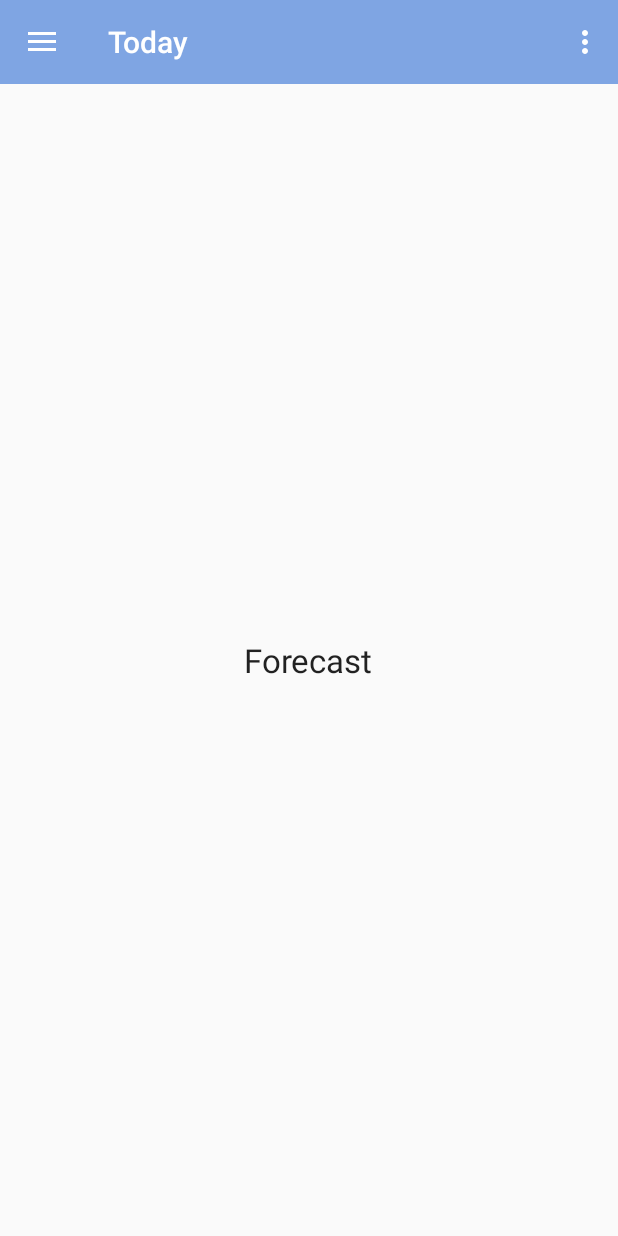
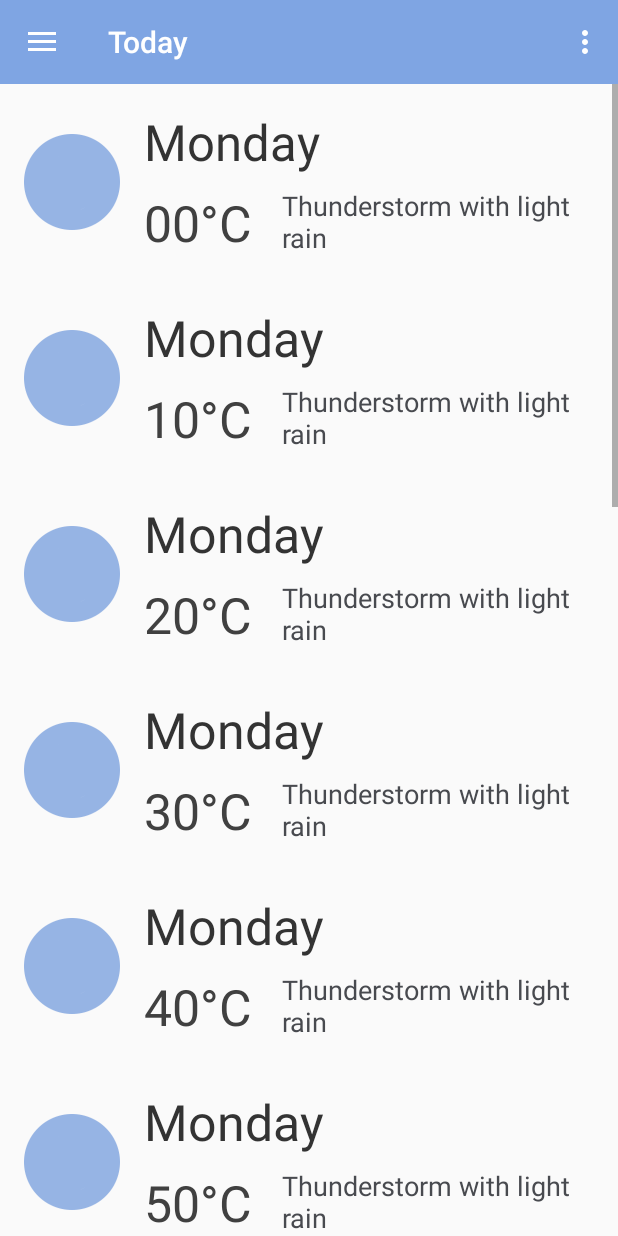
Before and after one commit to Lamorak/strvweather, an Android app: the fragment ForecastFragment placed in its activity, on a phone screen of 412 x 824 dp. Run offline under Robolectric (Android 15) with nearby library versions, the phone set to English and light mode, and no system bars.

Commit message:
Create Forecast fragment mockup layout

```diff
--- /dev/null
+++ b/mobile/src/main/java/cz/lamorak/weather/android/adapter/ForecastAdapter.java
@@ -0,0 +1,50 @@
+package cz.lamorak.weather.android.adapter;
+
+import android.content.Context;
+import android.view.LayoutInflater;
+import android.view.View;
+import android.view.ViewGroup;
+import android.widget.ArrayAdapter;
+import android.widget.ImageView;
+import android.widget.TextView;
+
+import java.util.List;
+
+import cz.lamorak.weather.android.R;
+
+public class ForecastAdapter extends ArrayAdapter<String> {
+
+    private int resource;
+
+    public ForecastAdapter(Context context, int resource, List<String> objects) {
+        super(context, resource, objects);
+        this.resource = resource;
+    }
+
+    @Override
+    public View getView(int position, View convertView, ViewGroup parent) {
+        ViewHolder viewHolder;
+        if (convertView==null) {
+            convertView = LayoutInflater.from(getContext()).inflate(resource, parent, false);
+            viewHolder = new ViewHolder();
+            viewHolder.icon = (ImageView) convertView.findViewById(R.id.forecast_icon);
+            viewHolder.day = (TextView) convertView.findViewById(R.id.forecast_day);
+            viewHolder.temperature = (TextView) convertView.findViewById(R.id.forecast_temperature);
+            viewHolder.conditions = (TextView) convertView.findViewById(R.id.forecast_conditions);
+            convertView.setTag(viewHolder);
+        } else {
+            viewHolder = (ViewHolder) convertView.getTag();
+        }
+
+        viewHolder.temperature.setText(getItem(position));
+
+        return convertView;
+    }
+
+    private static class ViewHolder {
+        ImageView icon;
+        TextView day;
+        TextView temperature;
+        TextView conditions;
+    }
+}
--- a/mobile/src/main/java/cz/lamorak/weather/android/fragment/ForecastFragment.java
+++ b/mobile/src/main/java/cz/lamorak/weather/android/fragment/ForecastFragment.java
@@ -5,8 +5,13 @@ import android.support.v4.app.Fragment;
 import android.view.LayoutInflater;
 import android.view.View;
 import android.view.ViewGroup;
+import android.widget.GridView;
+
+import java.util.ArrayList;
+import java.util.List;
 
 import cz.lamorak.weather.android.R;
+import cz.lamorak.weather.android.adapter.ForecastAdapter;
 
 public class ForecastFragment extends Fragment {
 
@@ -20,6 +25,12 @@ public class ForecastFragment extends Fragment {
     @Override
     public View onCreateView(LayoutInflater inflater, ViewGroup container, Bundle savedInstanceState) {
         View rootView = inflater.inflate(R.layout.fragment_forecast, container, false);
+        GridView grid = (GridView) rootView.findViewById(R.id.forecast_grid);
+        List<String> items = new ArrayList<String>(16);
+        for (int i=0; i<16; i++) {
+            items.add(i+"0°C");
+        }
+        grid.setAdapter(new ForecastAdapter(getActivity(), R.layout.item_forecast, items));
         return rootView;
     }
 }
--- a/mobile/src/main/res/layout/fragment_forecast.xml
+++ b/mobile/src/main/res/layout/fragment_forecast.xml
@@ -1,14 +1,9 @@
-<RelativeLayout xmlns:android="http://schemas.android.com/apk/res/android"
+<GridView xmlns:android="http://schemas.android.com/apk/res/android"
     xmlns:tools="http://schemas.android.com/tools"
+    android:id="@+id/forecast_grid"
     android:layout_width="match_parent"
     android:layout_height="match_parent"
-    tools:context="cz.lamorak.weather.android.fragment.ForecastFragment">
-
-    <TextView
-        android:layout_width="wrap_content"
-        android:layout_height="wrap_content"
-        android:layout_centerInParent="true"
-        android:text="Forecast"
-        android:textAppearance="@style/TextAppearance.AppCompat.Large" />
-
-</RelativeLayout>
+    android:gravity="center"
+    android:listSelector="@drawable/shape_transparent"
+    style="@style/AppTheme.ForecastGrid"
+    tools:context="cz.lamorak.weather.android.fragment.ForecastFragment" />
--- /dev/null
+++ b/mobile/src/main/res/layout/item_forecast.xml
@@ -0,0 +1,47 @@
+<?xml version="1.0" encoding="utf-8"?>
+<RelativeLayout xmlns:android="http://schemas.android.com/apk/res/android"
+    android:layout_width="wrap_content"
+    android:layout_height="wrap_content"
+    android:paddingLeft="@dimen/forecast_item_horizontal_padding"
+    android:paddingRight="@dimen/forecast_item_horizontal_padding"
+    android:paddingTop="@dimen/forecast_item_vertical_padding"
+    android:paddingBottom="@dimen/forecast_item_vertical_padding">
+
+    <ImageView
+        android:id="@+id/forecast_icon"
+        android:layout_width="wrap_content"
+        android:layout_height="wrap_content"
+        android:layout_centerVertical="true"
+        android:scaleType="center"
+        android:background="@drawable/ic_overlay_weather_status_forecast" />
+
+    <TextView
+        android:id="@+id/forecast_day"
+        android:layout_width="wrap_content"
+        android:layout_height="wrap_content"
+        android:layout_toRightOf="@+id/forecast_icon"
+        android:layout_marginLeft="@dimen/forecast_icon_margin"
+        android:text="Monday"
+        style="@style/AppTheme.ForecastDayLabel" />
+
+    <TextView
+        android:id="@+id/forecast_temperature"
+        android:layout_width="wrap_content"
+        android:layout_height="wrap_content"
+        android:layout_alignLeft="@+id/forecast_day"
+        android:layout_alignBottom="@+id/forecast_conditions"
+        android:text="104°C"
+        style="@style/AppTheme.ForecastTempreratureLabel" />
+
+    <TextView
+        android:id="@+id/forecast_conditions"
+        android:layout_width="wrap_content"
+        android:layout_height="wrap_content"
+        android:layout_alignLeft="@+id/forecast_day"
+        android:layout_marginLeft="@dimen/forecast_conditions_marginLeft"
+        android:layout_below="@+id/forecast_day"
+        android:layout_marginTop="@dimen/forecast_conditions_marginTop"
+        android:text="Thunderstorm with light rain"
+        style="@style/AppTheme.ForecastConditionLabel" />
+
+</RelativeLayout>
--- /dev/null
+++ b/mobile/src/main/res/values-large-land/themes.xml
@@ -0,0 +1,8 @@
+<?xml version="1.0" encoding="utf-8"?>
+<!-- Values for landscape on large devices -->
+<resources>
+    <!-- Forecast screen themes -->
+    <style name="AppTheme.ForecastGrid">
+        <item name="android:numColumns">2</item>
+    </style>
+</resources>
--- a/mobile/src/main/res/values/dimens.xml
+++ b/mobile/src/main/res/values/dimens.xml
@@ -20,4 +20,11 @@
     <dimen name="today_divider_width">2dp</dimen> <!-- may differ! -->
     <dimen name="today_divider_length">90dp</dimen> <!-- may differ! -->
     <dimen name="today_divider_margin">31dp</dimen> <!-- may differ! -->
+
+    <!-- Forecast scree dimensions -->
+    <dimen name="forecast_item_horizontal_padding">16dp</dimen>
+    <dimen name="forecast_item_vertical_padding">16dp</dimen>
+    <dimen name="forecast_icon_margin">16dp</dimen>
+    <dimen name="forecast_conditions_marginTop">8dp</dimen>
+    <dimen name="forecast_conditions_marginLeft">92dp</dimen>
 </resources>
--- a/mobile/src/main/res/values/themes.xml
+++ b/mobile/src/main/res/values/themes.xml
@@ -71,6 +71,36 @@
     </style>
 
 
+    <!-- Forecast screen themes -->
+    <style name="AppTheme.ForecastGrid">
+        <item name="android:numColumns">1</item> <!-- may differ! -->
+    </style>
+
+    <style name="AppTheme.ForecastDayLabel">
+        <item name="android:textSize">33dp</item>
+        <item name="android:textColor">#333333</item>
+        <item name="android:singleLine">true</item>
+        <item name="android:ellipsize">marquee</item>
+    </style>
+
+    <style name="AppTheme.ForecastTempreratureLabel">
+        <item name="android:textSize">33dp</item>
+        <item name="android:textColor">#404040</item>
+        <item name="android:maxWidth">@dimen/forecast_conditions_marginLeft</item>
+        <item name="android:singleLine">true</item>
+        <item name="android:ellipsize">marquee</item>
+    </style>
+
+    <style name="AppTheme.ForecastConditionLabel">
+        <item name="android:textSize">18dp</item>
+        <item name="android:textColor">#484a4f</item>
+        <item name="android:gravity">bottom</item>
+        <item name="android:minLines">2</item>
+        <item name="android:maxLines">2</item>
+        <item name="android:ellipsize">marquee</item>
+    </style>
+
+
     <!-- These styles are used to change LinearLayout orientation based on device orientation -->
     <style name="AppTheme.Vertical">
         <item name="android:orientation">vertical</item>
```
Also changed, not shown: mobile/src/main/res/drawable-hdpi/ic_overlay_weather_status_forecast.png (added), mobile/src/main/res/drawable-mdpi/ic_overlay_weather_status_forecast.png (added), mobile/src/main/res/drawable-xhdpi/ic_overlay_weather_status_forecast.png (added), mobile/src/main/res/drawable-xxhdpi/ic_overlay_weather_status_forecast.png (added).
